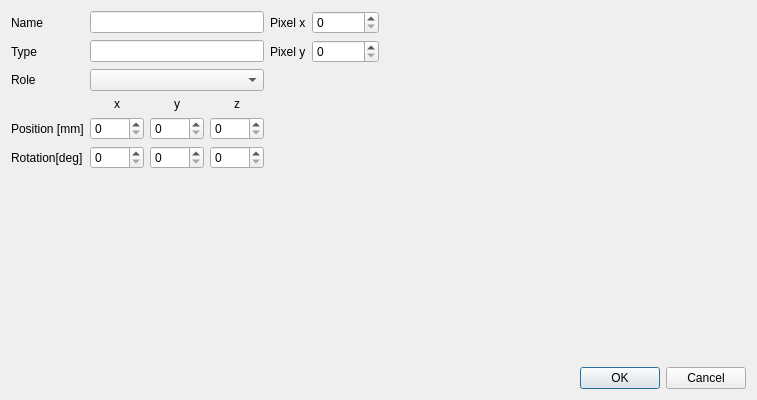
Before: the Qt Designer form ui/geometrybuilder.ui in bpilsl/Corry-GUI, drawn with Qt 5.
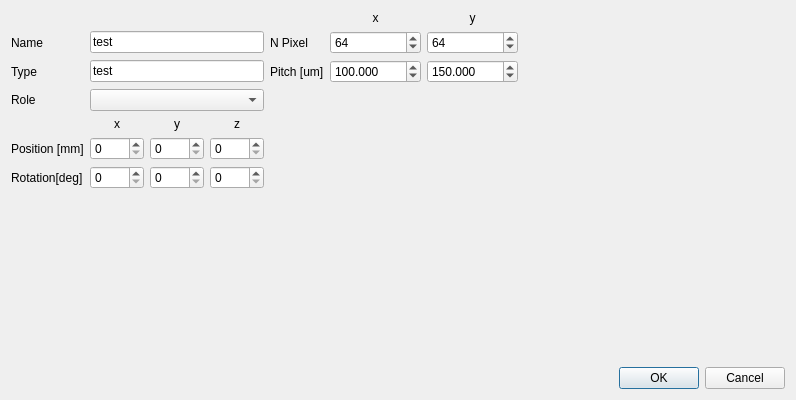
After: the same form once the commit is applied.

Commit message: basic geometry painting works

Diff of the .ui file:
```diff
--- a/ui/geometrybuilder.ui
+++ b/ui/geometrybuilder.ui
@@ -6,7 +6,7 @@
    <rect>
     <x>0</x>
     <y>0</y>
-    <width>757</width>
+    <width>796</width>
     <height>400</height>
    </rect>
   </property>
@@ -14,41 +14,130 @@
    <string>Dialog</string>
   </property>
   <layout class="QGridLayout" name="gridLayout_2">
-   <item row="4" column="0">
+   <item row="5" column="0">
     <widget class="QLabel" name="label_3">
      <property name="text">
       <string>Position [mm]</string>
      </property>
     </widget>
    </item>
-   <item row="1" column="1" colspan="3">
-    <widget class="QLineEdit" name="leType"/>
+   <item row="1" column="8">
+    <layout class="QGridLayout" name="gridLayout"/>
    </item>
-   <item row="0" column="0">
+   <item row="0" column="5">
+    <widget class="QLabel" name="label_11">
+     <property name="text">
+      <string>x</string>
+     </property>
+     <property name="alignment">
+      <set>Qt::AlignCenter</set>
+     </property>
+    </widget>
+   </item>
+   <item row="2" column="4">
+    <widget class="QLabel" name="label_10">
+     <property name="text">
+      <string>Pitch [um]</string>
+     </property>
+    </widget>
+   </item>
+   <item row="6" column="2">
+    <widget class="QSpinBox" name="sbRotY">
+     <property name="maximum">
+      <number>360</number>
+     </property>
+    </widget>
+   </item>
+   <item row="1" column="0">
     <widget class="QLabel" name="label_2">
      <property name="text">
       <string>Name</string>
      </property>
     </widget>
    </item>
-   <item row="0" column="1" colspan="3">
-    <widget class="QLineEdit" name="leName"/>
-   </item>
    <item row="5" column="2">
-    <widget class="QSpinBox" name="sbRotY">
+    <widget class="QSpinBox" name="sbPosY">
      <property name="maximum">
-      <number>360</number>
+      <number>1000</number>
      </property>
     </widget>
    </item>
-   <item row="5" column="3">
-    <widget class="QSpinBox" name="sbRotZ">
-     <property name="maximum">
-      <number>360</number>
+   <item row="4" column="1">
+    <widget class="QLabel" name="label_7">
+     <property name="text">
+      <string>x</string>
+     </property>
+     <property name="alignment">
+      <set>Qt::AlignCenter</set>
+     </property>
+    </widget>
+   </item>
+   <item row="4" column="3">
+    <widget class="QLabel" name="label_5">
+     <property name="text">
+      <string>z</string>
+     </property>
+     <property name="alignment">
+      <set>Qt::AlignCenter</set>
+     </property>
+    </widget>
+   </item>
+   <item row="1" column="4">
+    <widget class="QLabel" name="label_9">
+     <property name="text">
+      <string>N Pixel</string>
+     </property>
+    </widget>
+   </item>
+   <item row="3" column="1" colspan="3">
+    <widget class="QComboBox" name="cbRole"/>
+   </item>
+   <item row="8" column="7">
+    <widget class="QDialogButtonBox" name="buttonBox">
+     <property name="orientation">
+      <enum>Qt::Horizontal</enum>
+     </property>
+     <property name="standardButtons">
+      <set>QDialogButtonBox::Cancel|QDialogButtonBox::Ok</set>
+     </property>
+    </widget>
+   </item>
+   <item row="1" column="1" colspan="3">
+    <widget class="QLineEdit" name="leName">
+     <property name="text">
+      <string>test</string>
      </property>
     </widget>
    </item>
    <item row="6" column="1">
+    <widget class="QSpinBox" name="sbRotX">
+     <property name="maximum">
+      <number>360</number>
+     </property>
+    </widget>
+   </item>
+   <item row="6" column="0">
+    <widget class="QLabel" name="label_4">
+     <property name="text">
+      <string>Rotation[deg]</string>
+     </property>
+    </widget>
+   </item>
+   <item row="3" column="0">
+    <widget class="QLabel" name="label_8">
+     <property name="text">
+      <string>Role</string>
+     </property>
+    </widget>
+   </item>
+   <item row="2" column="0">
+    <widget class="QLabel" name="label">
+     <property name="text">
+      <string>Type</string>
+     </property>
+    </widget>
+   </item>
+   <item row="7" column="1">
     <spacer name="verticalSpacer">
      <property name="orientation">
       <enum>Qt::Vertical</enum>
@@ -61,126 +150,97 @@
      </property>
     </spacer>
    </item>
-   <item row="5" column="0">
-    <widget class="QLabel" name="label_4">
-     <property name="text">
-      <string>Rotation[deg]</string>
-     </property>
-    </widget>
-   </item>
-   <item row="3" column="1">
-    <widget class="QLabel" name="label_7">
-     <property name="text">
-      <string>x</string>
-     </property>
-     <property name="alignment">
-      <set>Qt::AlignCenter</set>
-     </property>
-    </widget>
-   </item>
-   <item row="3" column="3">
-    <widget class="QLabel" name="label_5">
-     <property name="text">
-      <string>z</string>
-     </property>
-     <property name="alignment">
-      <set>Qt::AlignCenter</set>
-     </property>
-    </widget>
-   </item>
-   <item row="5" column="1">
-    <widget class="QSpinBox" name="sbRotX">
-     <property name="maximum">
-      <number>360</number>
-     </property>
-    </widget>
-   </item>
-   <item row="3" column="2">
-    <widget class="QLabel" name="label_6">
-     <property name="text">
-      <string>y</string>
-     </property>
-     <property name="alignment">
-      <set>Qt::AlignCenter</set>
-     </property>
-    </widget>
-   </item>
-   <item row="2" column="0">
-    <widget class="QLabel" name="label_8">
-     <property name="text">
-      <string>Role</string>
-     </property>
-    </widget>
-   </item>
    <item row="2" column="1" colspan="3">
-    <widget class="QComboBox" name="cbRole"/>
-   </item>
-   <item row="0" column="4">
-    <widget class="QLabel" name="label_9">
+    <widget class="QLineEdit" name="leType">
      <property name="text">
-      <string>Pixel x</string>
+      <string>test</string>
      </property>
     </widget>
    </item>
-   <item row="1" column="0">
-    <widget class="QLabel" name="label">
+   <item row="4" column="2">
+    <widget class="QLabel" name="label_6">
      <property name="text">
-      <string>Type</string>
+      <string>y</string>
      </property>
-    </widget>
-   </item>
-   <item row="1" column="4">
-    <widget class="QLabel" name="label_10">
-     <property name="text">
-      <string>Pixel y</string>
+     <property name="alignment">
+      <set>Qt::AlignCenter</set>
      </property>
     </widget>
    </item>
-   <item row="7" column="6">
-    <widget class="QDialogButtonBox" name="buttonBox">
-     <property name="orientation">
-      <enum>Qt::Horizontal</enum>
-     </property>
-     <property name="standardButtons">
-      <set>QDialogButtonBox::Cancel|QDialogButtonBox::Ok</set>
-     </property>
-    </widget>
-   </item>
-   <item row="0" column="7">
-    <layout class="QGridLayout" name="gridLayout"/>
-   </item>
-   <item row="4" column="1">
+   <item row="5" column="1">
     <widget class="QSpinBox" name="sbPosX">
      <property name="maximum">
       <number>1000</number>
      </property>
     </widget>
    </item>
-   <item row="4" column="3">
+   <item row="5" column="3">
     <widget class="QSpinBox" name="sbPosZ">
      <property name="maximum">
       <number>1000</number>
      </property>
     </widget>
    </item>
-   <item row="4" column="2">
-    <widget class="QSpinBox" name="sbPosY">
+   <item row="6" column="3">
+    <widget class="QSpinBox" name="sbRotZ">
      <property name="maximum">
-      <number>1000</number>
-     </property>
-    </widget>
-   </item>
-   <item row="0" column="5">
-    <widget class="QSpinBox" name="sbPixX">
-     <property name="maximum">
-      <number>100000</number>
+      <number>360</number>
      </property>
     </widget>
    </item>
    <item row="1" column="5">
+    <widget class="QSpinBox" name="sbPixX">
+     <property name="maximum">
+      <number>100000</number>
+     </property>
+     <property name="value">
+      <number>64</number>
+     </property>
+    </widget>
+   </item>
+   <item row="0" column="6">
+    <widget class="QLabel" name="label_12">
+     <property name="text">
+      <string>y</string>
+     </property>
+     <property name="alignment">
+      <set>Qt::AlignCenter</set>
+     </property>
+    </widget>
+   </item>
+   <item row="1" column="6">
     <widget class="QSpinBox" name="sbPixY">
      <property name="maximum">
       <number>100000</number>
+     </property>
+     <property name="value">
+      <number>64</number>
+     </property>
+    </widget>
+   </item>
+   <item row="2" column="5">
+    <widget class="QDoubleSpinBox" name="sbPitchX">
+     <property name="decimals">
+      <number>3</number>
+     </property>
+     <property name="maximum">
+      <double>100000.000000000000000</double>
+     </property>
+     <property name="value">
+      <double>100.000000000000000</double>
+     </property>
+    </widget>
+   </item>
+   <item row="2" column="6">
+    <widget class="QDoubleSpinBox" name="sbPitchY">
+     <property name="decimals">
+      <number>3</number>
+     </property>
+     <property name="maximum">
+      <double>100000.000000000000000</double>
+     </property>
+     <property name="value">
+      <double>150.000000000000000</double>
      </property>
     </widget>
    </item>
```
The commit also changes 2 other files.
